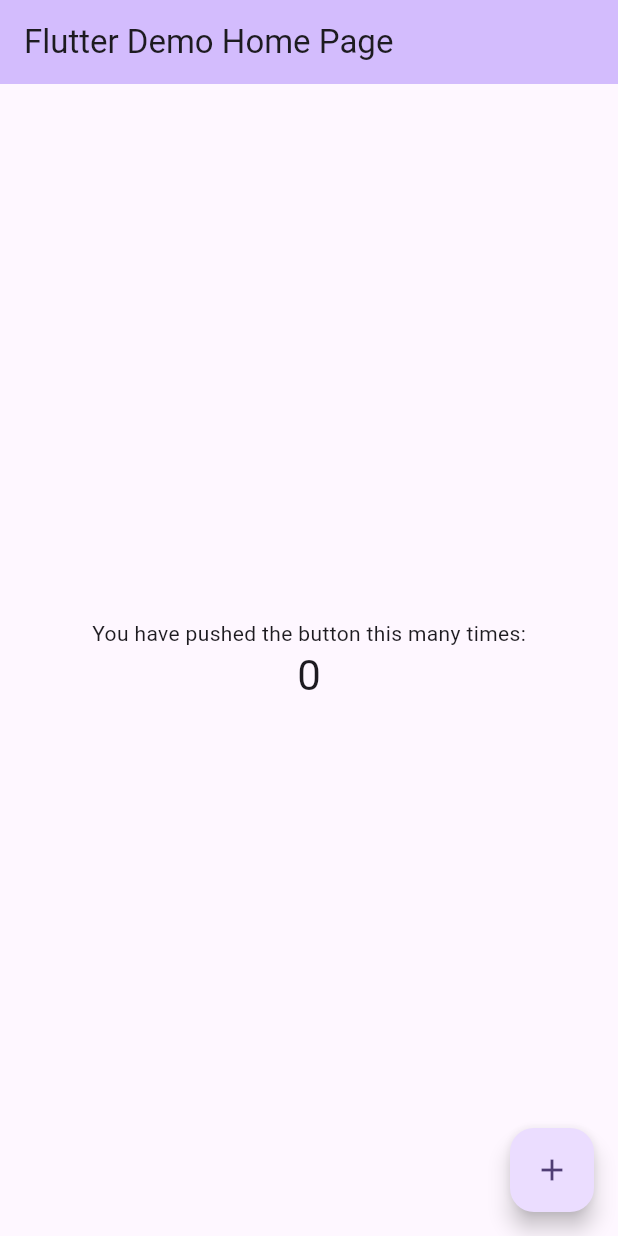
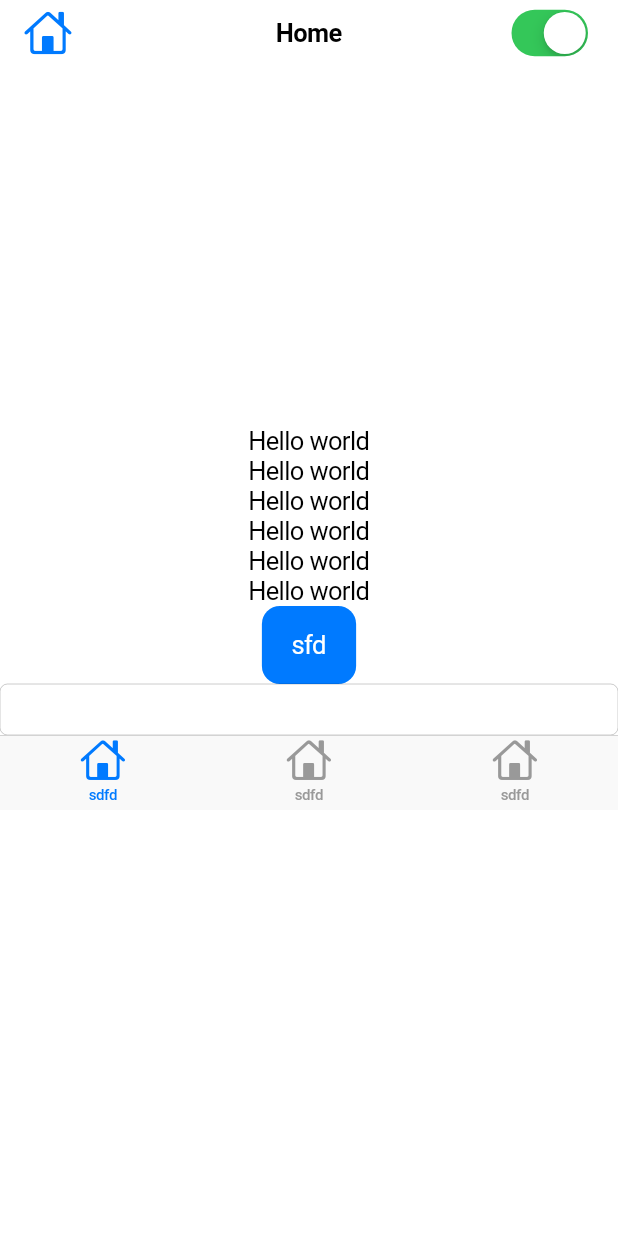
Before and after one commit to csearafat01/module_7, a Flutter app: the screen it shows after launch, on a phone screen of 412 x 824 dp. Run offline on Flutter 3.47's test engine with Material 2 defaults, Android fonts, the phone set to English and light mode, and no system bars.

Commit message:
module 7 live class part 1

```diff
--- a/lib/main.dart
+++ b/lib/main.dart
@@ -1,125 +1,55 @@
-import 'package:flutter/material.dart';
+import 'package:flutter/cupertino.dart';
 
 void main() {
-  runApp(const MyApp());
+  runApp(MyApp());
 }
 
 class MyApp extends StatelessWidget {
   const MyApp({super.key});
 
-  // This widget is the root of your application.
   @override
   Widget build(BuildContext context) {
-    return MaterialApp(
-      title: 'Flutter Demo',
-      theme: ThemeData(
-        // This is the theme of your application.
-        //
-        // TRY THIS: Try running your application with "flutter run". You'll see
-        // the application has a blue toolbar. Then, without quitting the app,
-        // try changing the seedColor in the colorScheme below to Colors.green
-        // and then invoke "hot reload" (save your changes or press the "hot
-        // reload" button in a Flutter-supported IDE, or press "r" if you used
-        // the command line to start the app).
-        //
-        // Notice that the counter didn't reset back to zero; the application
-        // state is not lost during the reload. To reset the state, use hot
-        // restart instead.
-        //
-        // This works for code too, not just values: Most code changes can be
-        // tested with just a hot reload.
-        colorScheme: ColorScheme.fromSeed(seedColor: Colors.deepPurple),
-        useMaterial3: true,
-      ),
-      home: const MyHomePage(title: 'Flutter Demo Home Page'),
+    return CupertinoApp(
+      home: Home(),
     );
   }
 }
 
-class MyHomePage extends StatefulWidget {
-  const MyHomePage({super.key, required this.title});
-
-  // This widget is the home page of your application. It is stateful, meaning
-  // that it has a State object (defined below) that contains fields that affect
-  // how it looks.
-
-  // This class is the configuration for the state. It holds the values (in this
-  // case the title) provided by the parent (in this case the App widget) and
-  // used by the build method of the State. Fields in a Widget subclass are
-  // always marked "final".
-
-  final String title;
-
-  @override
-  State<MyHomePage> createState() => _MyHomePageState();
-}
-
-class _MyHomePageState extends State<MyHomePage> {
-  int _counter = 0;
-
-  void _incrementCounter() {
-    setState(() {
-      // This call to setState tells the Flutter framework that something has
-      // changed in this State, which causes it to rerun the build method below
-      // so that the display can reflect the updated values. If we changed
-      // _counter without calling setState(), then the build method would not be
-      // called again, and so nothing would appear to happen.
-      _counter++;
-    });
-  }
+class Home extends StatelessWidget {
+  const Home({super.key});
 
   @override
   Widget build(BuildContext context) {
-    // This method is rerun every time setState is called, for instance as done
-    // by the _incrementCounter method above.
-    //
-    // The Flutter framework has been optimized to make rerunning build methods
-    // fast, so that you can just rebuild anything that needs updating rather
-    // than having to individually change instances of widgets.
-    return Scaffold(
-      appBar: AppBar(
-        // TRY THIS: Try changing the color here to a specific color (to
-        // Colors.amber, perhaps?) and trigger a hot reload to see the AppBar
-        // change color while the other colors stay the same.
-        backgroundColor: Theme.of(context).colorScheme.inversePrimary,
-        // Here we take the value from the MyHomePage object that was created by
-        // the App.build method, and use it to set our appbar title.
-        title: Text(widget.title),
+    return CupertinoPageScaffold(
+      navigationBar: CupertinoNavigationBar(
+        leading: Icon(CupertinoIcons.home),
+        middle: Text('Home'),
+        trailing: CupertinoSwitch(
+          onChanged: (bool onChange) {
+
+          }, value: true,
+        ),
       ),
-      body: Center(
-        // Center is a layout widget. It takes a single child and positions it
-        // in the middle of the parent.
+      child: Center(
         child: Column(
-          // Column is also a layout widget. It takes a list of children and
-          // arranges them vertically. By default, it sizes itself to fit its
-          // children horizontally, and tries to be as tall as its parent.
-          //
-          // Column has various properties to control how it sizes itself and
-          // how it positions its children. Here we use mainAxisAlignment to
-          // center the children vertically; the main axis here is the vertical
-          // axis because Columns are vertical (the cross axis would be
-          // horizontal).
-          //
-          // TRY THIS: Invoke "debug painting" (choose the "Toggle Debug Paint"
-          // action in the IDE, or press "p" in the console), to see the
-          // wireframe for each widget.
           mainAxisAlignment: MainAxisAlignment.center,
-          children: <Widget>[
-            const Text(
-              'You have pushed the button this many times:',
-            ),
-            Text(
-              '$_counter',
-              style: Theme.of(context).textTheme.headlineMedium,
-            ),
+          children: [
+            Text('Hello world'),
+            Text('Hello world'),
+            Text('Hello world'),
+            Text('Hello world'),
+            Text('Hello world'),
+            Text('Hello world'),
+            CupertinoButton.filled(child: Text('sfd'), onPressed: () {}),
+            CupertinoTextField(),
+            CupertinoTabBar(items: [
+              BottomNavigationBarItem(label: 'sdfd', icon: Icon(CupertinoIcons.home)),
+              BottomNavigationBarItem(label: 'sdfd', icon: Icon(CupertinoIcons.home)),
+              BottomNavigationBarItem(label: 'sdfd', icon: Icon(CupertinoIcons.home)),
+            ])
           ],
         ),
       ),
-      floatingActionButton: FloatingActionButton(
-        onPressed: _incrementCounter,
-        tooltip: 'Increment',
-        child: const Icon(Icons.add),
-      ), // This trailing comma makes auto-formatting nicer for build methods.
     );
   }
 }
```
